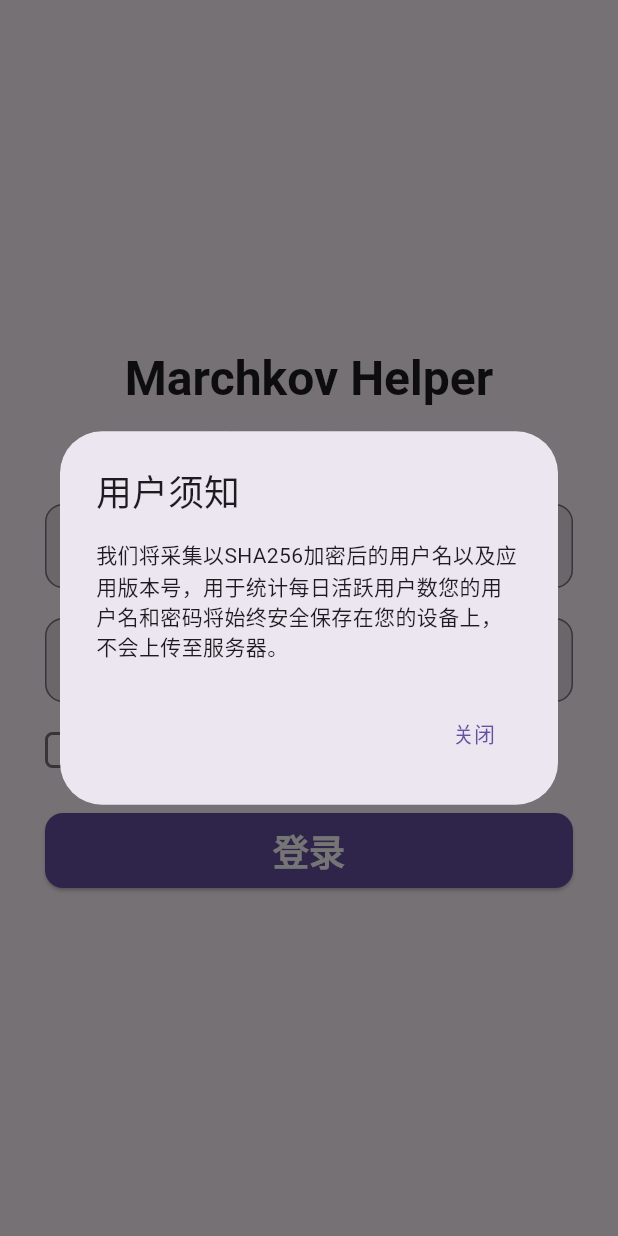
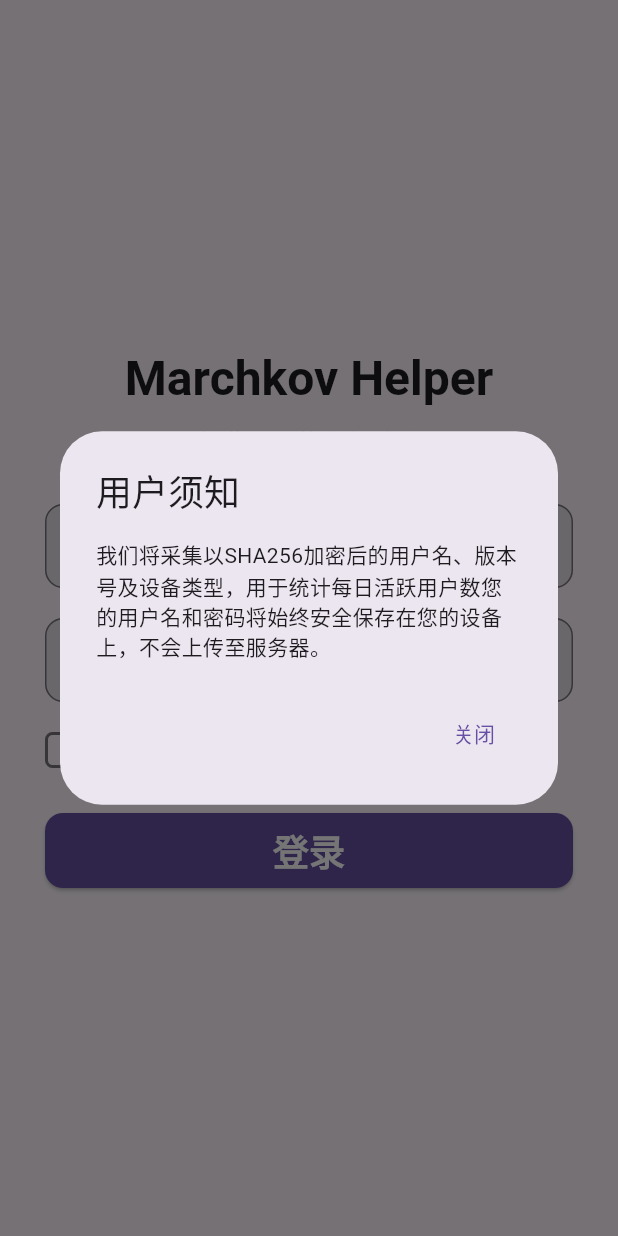
Before and after one commit to VariantConst/Marchkov-Helper, a Flutter app: the screen it shows after launch, after a tap on an icon or button, on a phone screen of 412 x 824 dp. Run offline on Flutter 3.47's test engine with Material 3 defaults, Android fonts, the phone set to English and light mode, and no system bars; our stand-ins replace cookie_jar, fl_chart, flutter_svg, package_info_plus, qr_flutter, shared_preferences and 1 more; accounts and stored records are empty.

Commit message:
docs(login_page): update privacy policy text

```diff
--- a/lib/screens/login/login_page.dart
+++ b/lib/screens/login/login_page.dart
@@ -37,7 +37,7 @@ class LoginPageState extends State<LoginPage> {
           title: Text('用户须知'),
           content: SingleChildScrollView(
             child: Text(
-              '我们将采集以SHA256加密后的用户名以及应用版本号，用于统计每日活跃用户数您的用户名和密码将始终安全保存在您的设备上，不会上传至服务器。',
+              '我们将采集以SHA256加密后的用户名、版本号及设备类型，用于统计每日活跃用户数您的用户名和密码将始终安全保存在您的设备上，不会上传至服务器。',
             ),
           ),
           actions: <Widget>[
```
